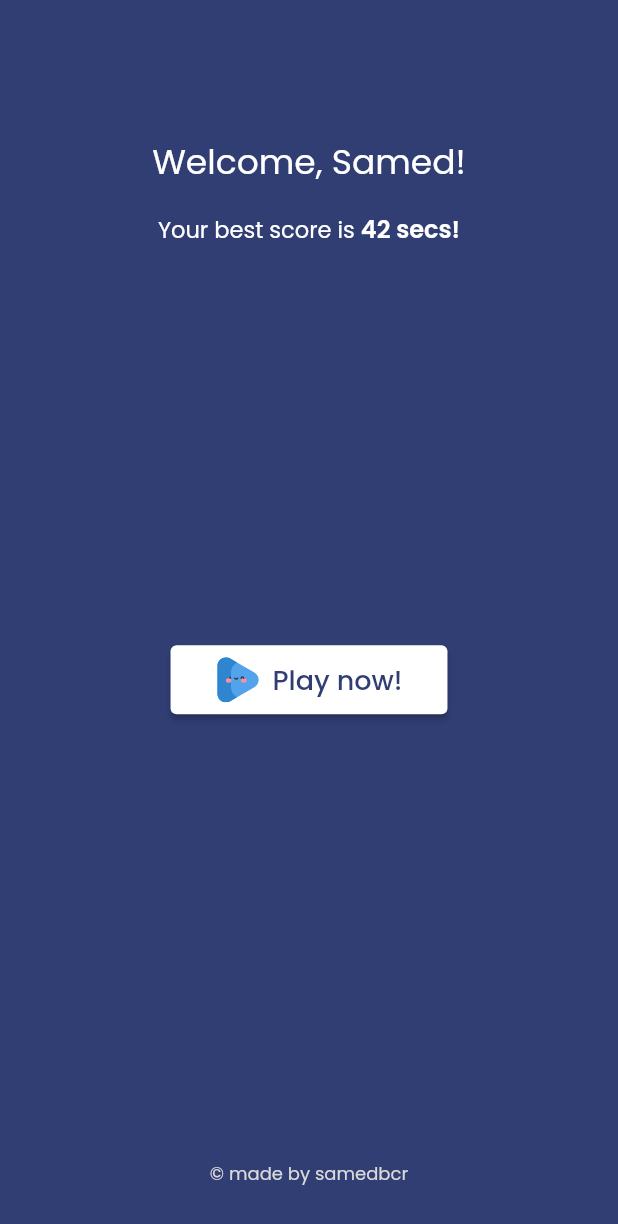
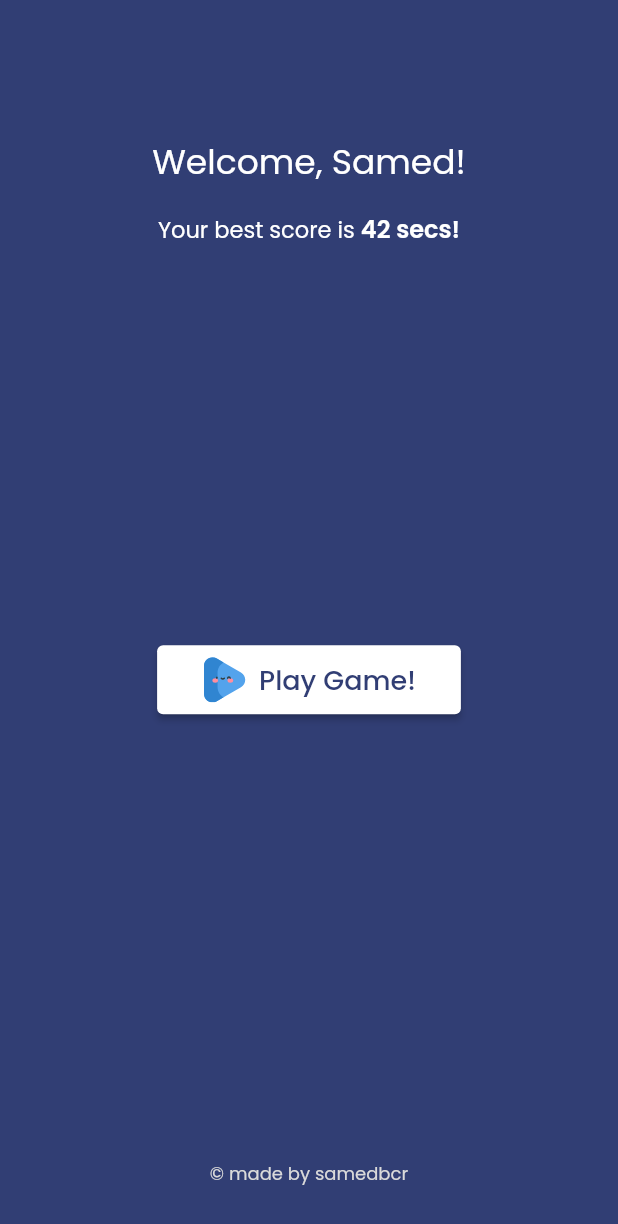
Before and after one commit to samedbcr/schulte-table-app, a Flutter app: the screen it shows after launch, on a phone screen of 412 x 824 dp. Shown: the top 1224 px of the screen. Run offline on Flutter 3.47's test engine with Material 2 defaults, Android fonts, the phone set to English and light mode, and no system bars; our stand-ins replace flutter_svg.

Commit message:
homescreen button disari cikarildi

```diff
--- a/lib/view/home_view.dart
+++ b/lib/view/home_view.dart
@@ -1,4 +1,3 @@
-import 'package:SchulteTableApp/theme/constants.dart';
 import 'package:flutter/material.dart';
 import 'package:flutter_svg/svg.dart';
 
@@ -12,26 +11,7 @@ class HomeScreen extends StatelessWidget {
         child: Column(
           children: [
             buildWelcomeTextGroup(context),
-            Expanded(
-              flex: 7,
-              child: Column(
-                mainAxisAlignment: MainAxisAlignment.center,
-                children: [
-                  ElevatedButton.icon(
-                    onPressed: () {},
-                    icon: SvgPicture.asset(
-                      'assets/svg/play.svg',
-                      height: 30,
-                      width: 30,
-                    ),
-                    label: Text(
-                      'Play now!',
-                      style: Theme.of(context).textTheme.button,
-                    ),
-                  ),
-                ],
-              ),
-            ),
+            buildButton(context),
             buildMadeByText(context),
           ],
         ),
@@ -69,6 +49,31 @@ class HomeScreen extends StatelessWidget {
     );
   }
 
+  Expanded buildButton(BuildContext context) {
+    return Expanded(
+      flex: 7,
+      child: Column(
+        mainAxisAlignment: MainAxisAlignment.center,
+        children: [
+          ElevatedButton.icon(
+            onPressed: () {
+              Navigator.pushNamed(context, '/game');
+            },
+            icon: SvgPicture.asset(
+              'assets/svg/play.svg',
+              height: 30,
+              width: 30,
+            ),
+            label: Text(
+              'Play Game!',
+              style: Theme.of(context).textTheme.button,
+            ),
+          ),
+        ],
+      ),
+    );
+  }
+
   Expanded buildMadeByText(BuildContext context) {
     return Expanded(
       flex: 1,
```
